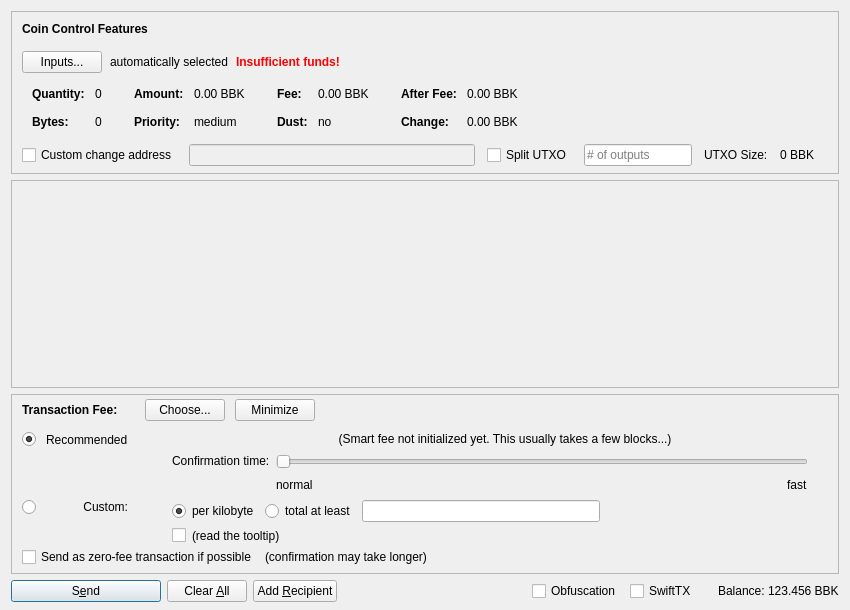
Before: the Qt Designer form src/qt/forms/sendcoinsdialog.ui in BitBlocksProject/Bitblocks-beta, drawn with Qt 5.
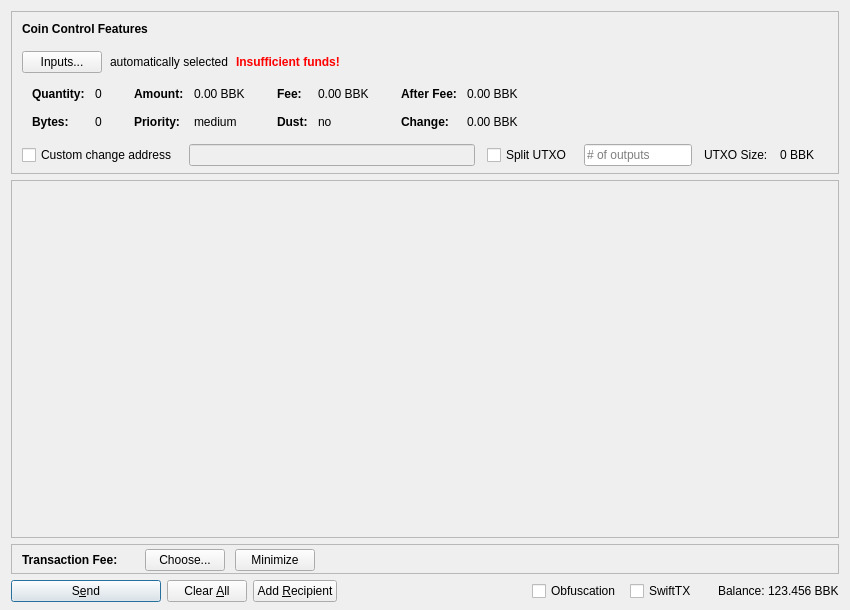
After: the same form once the commit is applied. Icons and pictures are not drawn. Custom widgets are drawn as their Qt base class.

Commit message: Remove the GUI widget for fee in sendcoins

The edit to the form file:
```diff
--- a/src/qt/forms/sendcoinsdialog.ui
+++ b/src/qt/forms/sendcoinsdialog.ui
@@ -847,439 +847,7 @@
           </item>
          </layout>
         </item>
-        <item>
-         <widget class="QFrame" name="frameFeeSelection">
-          <layout class="QVBoxLayout" name="verticalLayoutFee12">
-           <property name="spacing">
-            <number>0</number>
-           </property>
-           <property name="leftMargin">
-            <number>0</number>
-           </property>
-           <property name="topMargin">
-            <number>0</number>
-           </property>
-           <property name="rightMargin">
-            <number>0</number>
-           </property>
-           <property name="bottomMargin">
-            <number>0</number>
-           </property>
-           <item>
-            <layout class="QGridLayout" name="gridLayoutFee">
-             <property name="topMargin">
-              <number>10</number>
-             </property>
-             <property name="bottomMargin">
-              <number>4</number>
-             </property>
-             <property name="horizontalSpacing">
-              <number>10</number>
-             </property>
-             <property name="verticalSpacing">
-              <number>4</number>
-             </property>
-             <item row="2" column="4">
-              <layout class="QVBoxLayout" name="verticalLayoutFee8">
-               <property name="spacing">
-                <number>6</number>
-               </property>
-               <item>
-                <layout class="QHBoxLayout" name="horizontalLayoutFee13">
-                 <item>
-                  <widget class="QRadioButton" name="radioCustomPerKilobyte">
-                   <property name="toolTip">
-                    <string>If the custom fee is set to 1000 uBBKs and the transaction is only 250 bytes, then &quot;per kilobyte&quot; only pays 250 uBBKs in fee,&lt;br /&gt;while &quot;at least&quot; pays 1000 uBBKs. For transactions bigger than a kilobyte both pay by kilobyte.</string>
-                   </property>
-                   <property name="text">
-                    <string>per kilobyte</string>
-                   </property>
-                   <property name="checked">
-                    <bool>true</bool>
-                   </property>
-                   <attribute name="buttonGroup">
-                    <string notr="true">groupCustomFee</string>
-                   </attribute>
-                  </widget>
-                 </item>
-                 <item>
-                  <widget class="QRadioButton" name="radioCustomAtLeast">
-                   <property name="toolTip">
-                    <string>If the custom fee is set to 1000 uBBKs and the transaction is only 250 bytes, then &quot;per kilobyte&quot; only pays 250 uBBKs in fee,&lt;br /&gt;while &quot;total at least&quot; pays 1000 uBBKs. For transactions bigger than a kilobyte both pay by kilobyte.</string>
-                   </property>
-                   <property name="text">
-                    <string>total at least</string>
-                   </property>
-                   <attribute name="buttonGroup">
-                    <string notr="true">groupCustomFee</string>
-                   </attribute>
-                  </widget>
-                 </item>
-                 <item>
-                  <widget class="BitcoinAmountField" name="customFee"/>
-                 </item>
-                 <item>
-                  <spacer name="horizontalSpacer_6">
-                   <property name="orientation">
-                    <enum>Qt::Horizontal</enum>
-                   </property>
-                   <property name="sizeHint" stdset="0">
-                    <size>
-                     <width>1</width>
-                     <height>1</height>
-                    </size>
-                   </property>
-                  </spacer>
-                 </item>
-                </layout>
-               </item>
-               <item>
-                <layout class="QHBoxLayout" name="horizontalLayoutFee8">
-                 <item>
-                  <widget class="QCheckBox" name="checkBoxMinimumFee">
-                   <property name="toolTip">
-                    <string>Paying only the minimum fee is just fine as long as there is less transaction volume than space in the blocks.&lt;br /&gt;But be aware that this can end up in a never confirming transaction once there is more demand for BitBlocks transactions than the network can process.</string>
-                   </property>
-                   <property name="text">
-                    <string/>
-                   </property>
-                  </widget>
-                 </item>
-                 <item>
-                  <widget class="QLabel" name="labelMinFeeWarning">
-                   <property name="enabled">
-                    <bool>true</bool>
-                   </property>
-                   <property name="toolTip">
-                    <string>Paying only the minimum fee is just fine as long as there is less transaction volume than space in the blocks.&lt;br /&gt;But be aware that this can end up in a never confirming transaction once there is more demand for BitBlocks transactions than the network can process.</string>
-                   </property>
-                   <property name="text">
-                    <string>(read the tooltip)</string>
-                   </property>
-                   <property name="margin">
-                    <number>5</number>
-                   </property>
-                  </widget>
-                 </item>
-                 <item>
-                  <spacer name="horizontalSpacer_2">
-                   <property name="orientation">
-                    <enum>Qt::Horizontal</enum>
-                   </property>
-                   <property name="sizeHint" stdset="0">
-                    <size>
-                     <width>1</width>
-                     <height>1</height>
-                    </size>
-                   </property>
-                  </spacer>
-                 </item>
-                </layout>
-               </item>
-              </layout>
-             </item>
-             <item row="1" column="0">
-              <layout class="QVBoxLayout" name="verticalLayoutFee4" stretch="1">
-               <item>
-                <spacer name="verticalSpacer_2">
-                 <property name="orientation">
-                  <enum>Qt::Vertical</enum>
-                 </property>
-                 <property name="sizeHint" stdset="0">
-                  <size>
-                   <width>1</width>
-                   <height>1</height>
-                  </size>
-                 </property>
-                </spacer>
-               </item>
-              </layout>
-             </item>
-             <item row="2" column="0">
-              <layout class="QVBoxLayout" name="verticalLayoutFee9" stretch="0,1">
-               <item>
-                <widget class="QRadioButton" name="radioCustomFee">
-                 <property name="text">
-                  <string/>
-                 </property>
-                 <attribute name="buttonGroup">
-                  <string notr="true">groupFee</string>
-                 </attribute>
-                </widget>
-               </item>
-               <item>
-                <spacer name="verticalSpacer_6">
-                 <property name="orientation">
-                  <enum>Qt::Vertical</enum>
-                 </property>
-                 <property name="sizeHint" stdset="0">
-                  <size>
-                   <width>1</width>
-                   <height>1</height>
-                  </size>
-                 </property>
-                </spacer>
-               </item>
-              </layout>
-             </item>
-             <item row="1" column="4">
-              <layout class="QVBoxLayout" name="verticalLayoutFee3" stretch="0,0,1">
-               <property name="spacing">
-                <number>6</number>
-               </property>
-               <property name="topMargin">
-                <number>2</number>
-               </property>
-               <item>
-                <layout class="QHBoxLayout" name="horizontalLayoutFee12">
-                 <item>
-                  <spacer name="horizontalSpacer_5">
-                   <property name="orientation">
-                    <enum>Qt::Horizontal</enum>
-                   </property>
-                   <property name="sizeHint" stdset="0">
-                    <size>
-                     <width>1</width>
-                     <height>1</height>
-                    </size>
-                   </property>
-                  </spacer>
-                 </item>
-                </layout>
-               </item>
-               <item>
-                <layout class="QHBoxLayout" name="horizontalLayoutFee9">
-                 <item>
-                  <layout class="QVBoxLayout" name="verticalLayoutFee6">
-                   <item>
-                    <widget class="QLabel" name="labelSmartFee3">
-                     <property name="text">
-                      <string>Confirmation time:</string>
-                     </property>
-                     <property name="margin">
-                      <number>2</number>
-                     </property>
-                    </widget>
-                   </item>
-                   <item>
-                    <spacer name="verticalSpacer_3">
-                     <property name="orientation">
-                      <enum>Qt::Vertical</enum>
-                     </property>
-                     <property name="sizeHint" stdset="0">
-                      <size>
-                       <width>1</width>
-                       <height>1</height>
-                      </size>
-                     </property>
-                    </spacer>
-                   </item>
-                  </layout>
-                 </item>
-                 <item>
-                  <layout class="QVBoxLayout" name="verticalLayoutFee5">
-                   <property name="rightMargin">
-                    <number>30</number>
-                   </property>
-                   <item>
-                    <widget class="QSlider" name="sliderSmartFee">
-                     <property name="minimum">
-                      <number>0</number>
-                     </property>
-                     <property name="maximum">
-                      <number>24</number>
-                     </property>
-                     <property name="pageStep">
-                      <number>1</number>
-                     </property>
-                     <property name="value">
-                      <number>0</number>
-                     </property>
-                     <property name="orientation">
-                      <enum>Qt::Horizontal</enum>
-                     </property>
-                     <property name="invertedAppearance">
-                      <bool>false</bool>
-                     </property>
-                     <property name="invertedControls">
-                      <bool>false</bool>
-                     </property>
-                     <property name="tickPosition">
-                      <enum>QSlider::NoTicks</enum>
-                     </property>
-                    </widget>
-                   </item>
-                   <item>
-                    <layout class="QHBoxLayout" name="horizontalLayoutFee10">
-                     <item>
-                      <widget class="QLabel" name="labelSmartFeeNormal">
-                       <property name="text">
-                        <string>normal</string>
-                       </property>
-                      </widget>
-                     </item>
-                     <item>
-                      <spacer name="horizontalSpacer_3">
-                       <property name="orientation">
-                        <enum>Qt::Horizontal</enum>
-                       </property>
-                       <property name="sizeHint" stdset="0">
-                        <size>
-                         <width>40</width>
-                         <height>20</height>
-                        </size>
-                       </property>
-                      </spacer>
-                     </item>
-                     <item>
-                      <widget class="QLabel" name="labelSmartFeeFast">
-                       <property name="text">
-                        <string>fast</string>
-                       </property>
-                      </widget>
-                     </item>
-                    </layout>
-                   </item>
-                  </layout>
-                 </item>
-                </layout>
-               </item>
-               <item>
-                <spacer name="verticalSpacer_4">
-                 <property name="orientation">
-                  <enum>Qt::Vertical</enum>
-                 </property>
-                 <property name="sizeHint" stdset="0">
-                  <size>
-                   <width>1</width>
-                   <height>1</height>
-                  </size>
-                 </property>
-                </spacer>
-               </item>
-              </layout>
-             </item>
-             <item row="0" column="1">
-              <widget class="QLabel" name="labelSmartFee_2">
-               <property name="text">
-                <string>Recommended</string>
-               </property>
-              </widget>
-             </item>
-             <item row="0" column="0">
-              <widget class="QRadioButton" name="radioSmartFee">
-               <property name="text">
-                <string/>
-               </property>
-               <property name="checked">
-                <bool>true</bool>
-               </property>
-               <attribute name="buttonGroup">
-                <string notr="true">groupFee</string>
-               </attribute>
-              </widget>
-             </item>
-             <item row="2" column="1">
-              <widget class="QLabel" name="labelCustomFee">
-               <property name="text">
-                <string>Custom:</string>
-               </property>
-               <property name="alignment">
-                <set>Qt::AlignRight|Qt::AlignTop|Qt::AlignTrailing</set>
-               </property>
-              </widget>
-             </item>
-             <item row="0" column="2">
-              <widget class="QLabel" name="labelSmartFee">
-               <property name="text">
-                <string/>
-               </property>
-               <property name="margin">
-                <number>2</number>
-               </property>
-              </widget>
-             </item>
-             <item row="0" column="3">
-              <widget class="QLabel" name="labelFeeEstimation">
-               <property name="text">
-                <string/>
-               </property>
-              </widget>
-             </item>
-             <item row="0" column="4">
-              <widget class="QLabel" name="labelSmartFee2">
-               <property name="text">
-                <string>(Smart fee not initialized yet. This usually takes a few blocks...)</string>
-               </property>
-               <property name="alignment">
-                <set>Qt::AlignHCenter</set>
-               </property>
-               <property name="wordWrap">
-                <bool>true</bool>
-               </property>
-               <property name="margin">
-                <number>2</number>
-               </property>
-              </widget>
-             </item>
-            </layout>
-           </item>
-           <item>
-            <layout class="QHBoxLayout" name="horizontalLayoutFee5" stretch="0,0,0">
-             <property name="spacing">
-              <number>8</number>
-             </property>
-             <property name="bottomMargin">
-              <number>4</number>
-             </property>
-             <item>
-              <widget class="QCheckBox" name="checkBoxFreeTx">
-               <property name="text">
-                <string>Send as zero-fee transaction if possible</string>
-               </property>
-              </widget>
-             </item>
-             <item>
-              <widget class="QLabel" name="labelFreeTx">
-               <property name="text">
-                <string>(confirmation may take longer)</string>
-               </property>
-               <property name="margin">
-                <number>5</number>
-               </property>
-              </widget>
-             </item>
-             <item>
-              <spacer name="horizontalSpacerFee5">
-               <property name="orientation">
-                <enum>Qt::Horizontal</enum>
-               </property>
-               <property name="sizeHint" stdset="0">
-                <size>
-                 <width>1</width>
-                 <height>1</height>
-                </size>
-               </property>
-              </spacer>
-             </item>
-            </layout>
-           </item>
-           <item>
-            <spacer name="verticalSpacerFee2">
-             <property name="orientation">
-              <enum>Qt::Vertical</enum>
-             </property>
-             <property name="sizeHint" stdset="0">
-              <size>
-               <width>1</width>
-               <height>1</height>
-              </size>
-             </property>
-            </spacer>
-           </item>
-          </layout>
-         </widget>
-        </item>
+        
         <item>
          <spacer name="verticalSpacerFee">
           <property name="orientation">
```
The commit also changes 2 other files.
